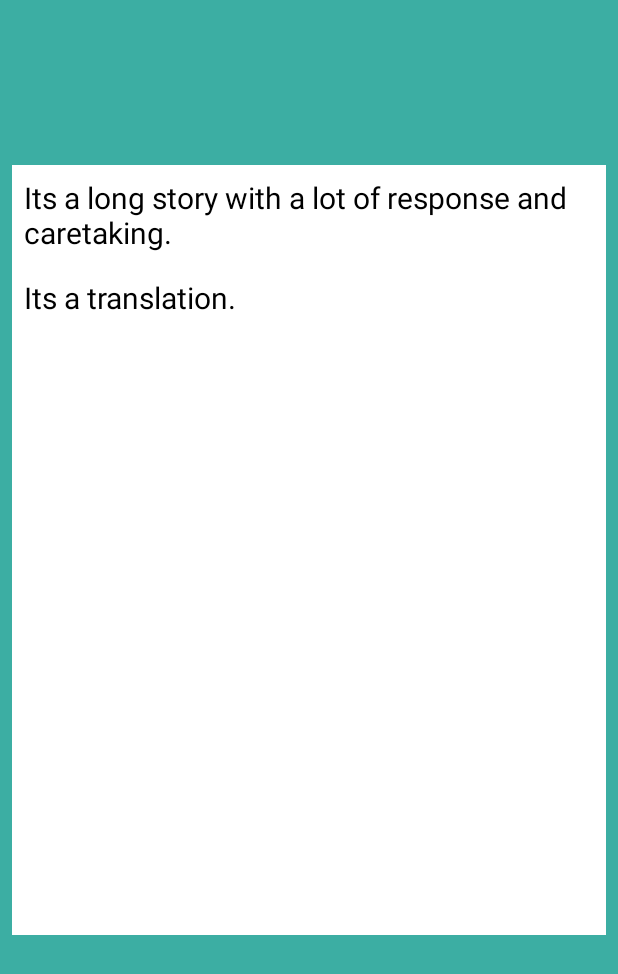
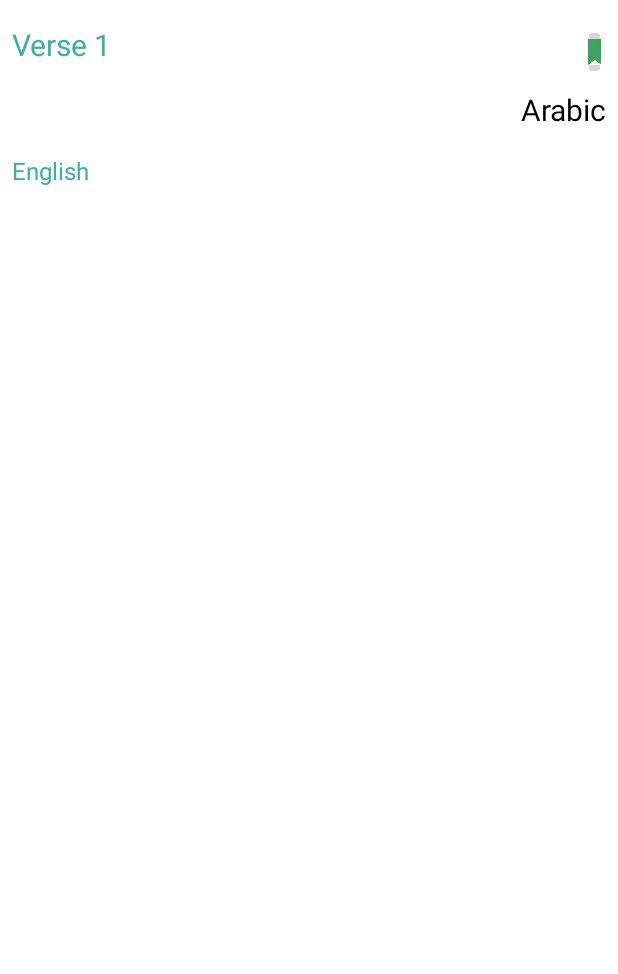
Before and after one commit to naffah/SearchQuranApp, an Android app: the layout activity_index_search_result.xml on its own in the app's theme, with its tools: preview values and no code run, on a phone screen of 412 x 824 dp. Shown: the top 974 px of the screen. Run offline under Robolectric (Android 15) with nearby library versions, the light colour scheme and no system bars.

Commit message:
Update activity_index_search_result.xml

```diff
--- a/app/src/main/res/layout/activity_index_search_result.xml
+++ b/app/src/main/res/layout/activity_index_search_result.xml
@@ -2,78 +2,62 @@
 <android.support.constraint.ConstraintLayout xmlns:android="http://schemas.android.com/apk/res/android"
     xmlns:app="http://schemas.android.com/apk/res-auto"
     xmlns:tools="http://schemas.android.com/tools"
-    android:background="#3CAEA3"
+    android:background="@android:color/background_light"
     android:layout_width="match_parent"
     android:layout_height="match_parent"
     tools:context=".Controllers.Activities.IndexSearch.IndexSearchResultActivity">
 
-    <ScrollView
+    <TextView
+        android:id="@+id/verseTextView"
         android:layout_width="match_parent"
-        android:layout_height="513dp"
-        android:layout_marginStart="8dp"
-        android:layout_marginLeft="8dp"
-        android:layout_marginTop="8dp"
+        android:layout_height="wrap_content"
         android:layout_marginEnd="8dp"
         android:layout_marginRight="8dp"
-        android:layout_marginBottom="8dp"
-        android:background="@android:color/background_light"
-        android:outlineAmbientShadowColor="@android:color/background_light"
-        android:outlineSpotShadowColor="@android:color/background_light"
-        app:layout_constraintBottom_toBottomOf="parent"
+        android:layout_marginTop="16dp"
+        android:gravity="right"
+        android:text="Arabic"
+        android:textColor="@android:color/black"
+        android:textSize="20dp"
         app:layout_constraintEnd_toEndOf="parent"
-        app:layout_constraintHorizontal_bias="1.0"
-        app:layout_constraintStart_toStartOf="parent"
-        app:layout_constraintTop_toTopOf="parent"
-        app:layout_constraintVertical_bias="0.346">
-
-        <LinearLayout
-            android:layout_width="match_parent"
-            android:layout_height="wrap_content"
-            android:orientation="vertical">
-
-            <TextView
-                android:id="@+id/verseTextView"
-                android:layout_width="wrap_content"
-                android:layout_height="wrap_content"
-                android:layout_marginStart="8dp"
-                android:layout_marginLeft="8dp"
-                android:layout_marginTop="8dp"
-                android:layout_marginEnd="8dp"
-                android:layout_marginRight="8dp"
-                android:layout_marginBottom="8dp"
-                android:text="Its a long story with a lot of response and caretaking."
-                android:textColor="@android:color/background_dark"
-                android:textSize="20dp"
-                android:layout_gravity="right"
-                app:layout_constraintBottom_toBottomOf="parent"
-                app:layout_constraintEnd_toEndOf="parent"
-                app:layout_constraintHorizontal_bias="0.023"
-                app:layout_constraintStart_toStartOf="parent"
-                app:layout_constraintTop_toTopOf="parent"
-                app:layout_constraintVertical_bias="0.011" />
+        app:layout_constraintTop_toBottomOf="@+id/indexTextView"
+        tools:ignore="MissingConstraints" />
 
     <TextView
         android:id="@+id/translationTextView"
+        android:layout_width="match_parent"
+        android:layout_height="wrap_content"
+        android:layout_marginLeft="8dp"
+        android:layout_marginStart="8dp"
+        android:layout_marginTop="16dp"
+        android:gravity="left"
+        android:text="English"
+        android:textColor="#3CAEA3"
+        android:textSize="16dp"
+        app:layout_constraintStart_toStartOf="parent"
+        app:layout_constraintTop_toBottomOf="@+id/verseTextView" />
+
+    <TextView
+        android:id="@+id/indexTextView"
         android:layout_width="wrap_content"
         android:layout_height="wrap_content"
+        android:layout_marginLeft="8dp"
         android:layout_marginStart="8dp"
-                android:layout_marginLeft="8dp"
-                android:layout_marginTop="8dp"
+        android:layout_marginTop="16dp"
+        android:gravity="left"
+        android:text="Verse 1"
+        android:textColor="#3CAEA3"
+        android:textSize="20dp"
+        app:layout_constraintStart_toStartOf="parent"
+        app:layout_constraintTop_toTopOf="parent" />
+
+    <ImageButton
+        android:id="@+id/bookmarkVerseBtn"
+        android:layout_width="15dp"
+        android:layout_height="37dp"
         android:layout_marginEnd="8dp"
         android:layout_marginRight="8dp"
-                android:layout_marginBottom="8dp"
-                android:text="Its a translation."
-                android:textColor="@android:color/background_dark"
-                android:textSize="20dp"
-                android:layout_gravity="left"
-
-                app:layout_constraintBottom_toBottomOf="parent"
+        android:layout_marginTop="16dp"
+        android:src="@mipmap/bookmark"
         app:layout_constraintEnd_toEndOf="parent"
-                app:layout_constraintHorizontal_bias="0.023"
-                app:layout_constraintStart_toStartOf="parent"
-                app:layout_constraintTop_toTopOf="parent"
-                app:layout_constraintVertical_bias="0.011" />
-        </LinearLayout>
-    </ScrollView>
-
+        app:layout_constraintTop_toTopOf="parent" />
 </android.support.constraint.ConstraintLayout>
```
Lines whose indentation alone changed are shown as unchanged.
